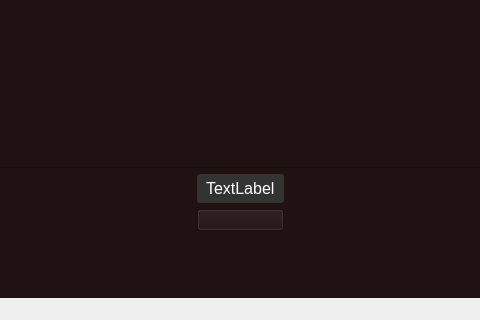
First picture: the form in mainwindow.ui, repository m1ffer/Touch-typing, before the edit; both pictures show x 210 to 690 and y 302 to 622 of the 900 by 622 pixel window.
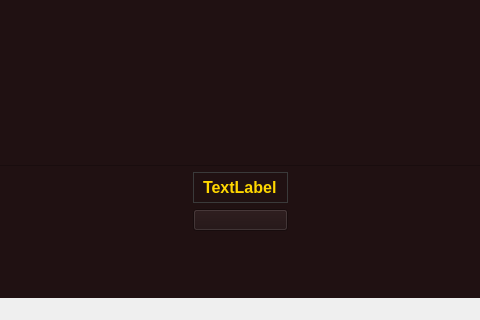
Second picture: the form after the edit. Icons and pictures are not drawn. Custom widgets are drawn as their Qt base class.

```diff
--- a/mainwindow.ui
+++ b/mainwindow.ui
@@ -124,14 +124,14 @@
                         <item row="0" column="1">
                          <widget class="QLabel" name="timerLabel">
                           <property name="styleSheet">
-                           <string notr="true">QLabel {
-    color: #ffffff; 
-    font-size: 16px; 
-    font-family: 'Consolas'; 
-    background-color: #333333; 
-    padding: 5px; 
-    border-radius: 3px;
-}</string>
+                           <string notr="true">color: #ffd700;
+    font-size: 16px;
+    font-family: 'Roboto Mono', 'Consolas', monospace;
+    background-color: transparent;
+    padding: 5px;
+    border: 1px solid #3a3a3a;
+    border-radius: 0px;
+    font-weight: 500;</string>
                           </property>
                           <property name="text">
                            <string>TextLabel</string>
```
